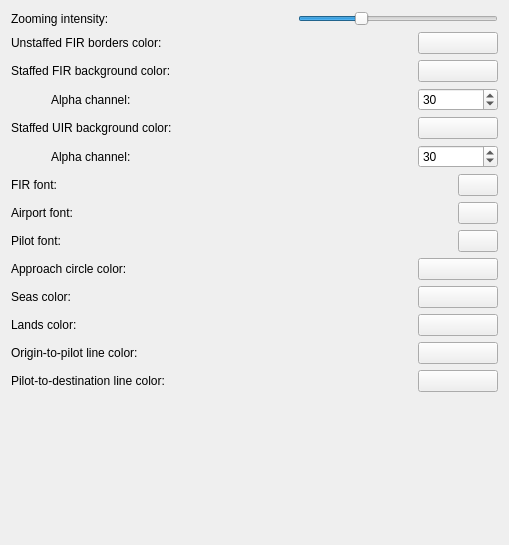
The window that source/ui/pages/mappage.ui (Vatsinator/vatsinator-legacy) describes before a commit, drawn with Qt 5.
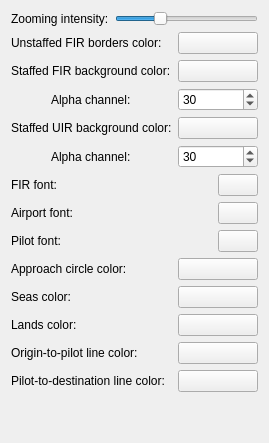
The same window after the commit. Custom widgets are drawn as their Qt base class.

The edit to the form file:
```diff
--- a/source/ui/pages/mappage.ui
+++ b/source/ui/pages/mappage.ui
@@ -2,14 +2,6 @@
 <ui version="4.0">
  <class>MapPage</class>
  <widget class="QWidget" name="MapPage">
-  <property name="geometry">
-   <rect>
-    <x>0</x>
-    <y>0</y>
-    <width>509</width>
-    <height>545</height>
-   </rect>
-  </property>
   <property name="windowTitle">
    <string notr="true">Map</string>
   </property>
```
